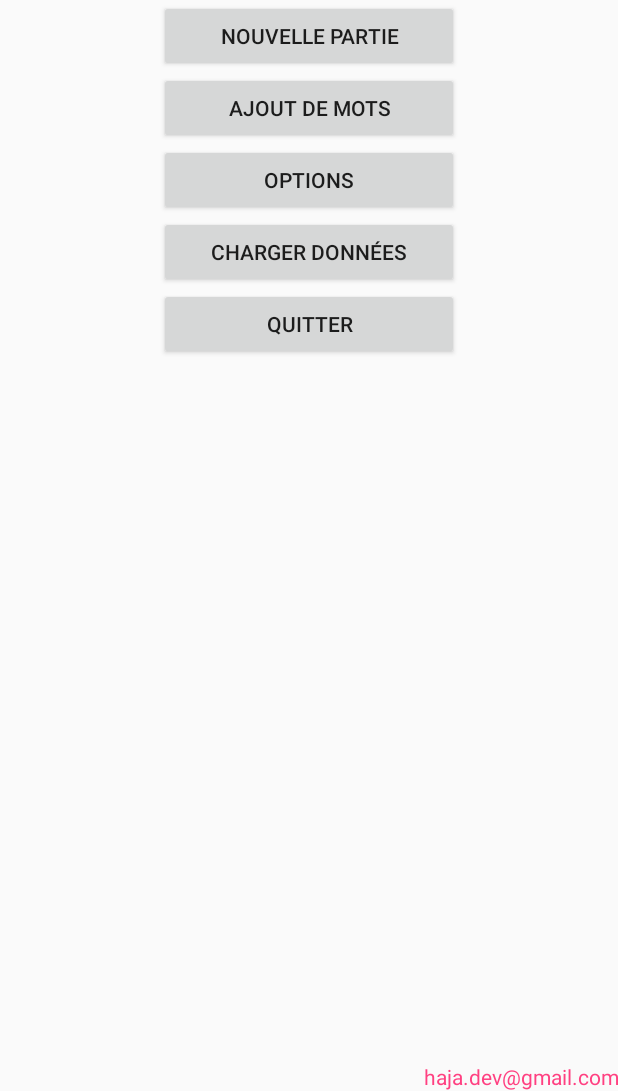
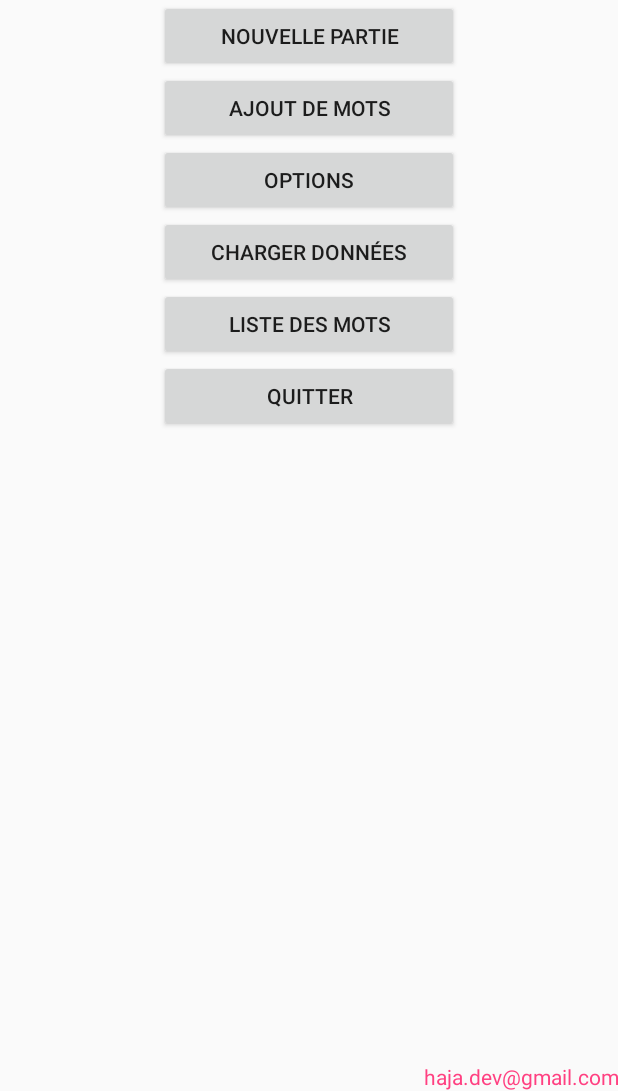
Before and after one commit to hajadev/TimesUpMobile, an Android app: the screen it shows after launch (MainActivity), on a phone screen of 412 x 824 dp, the part 145-1236 px from its top. Run offline under Robolectric (Android 15) with nearby library versions, the phone set to English and light mode, and no system bars; libraries missing offline, so code that uses them is left out: io.objectbox, io.objectbox.kotlin; 2 statements that could not run were skipped.

Commit message:
Load and Retrieve data to WordListActivity fonctional but need to ameliorate and clean

```diff
--- a/app/build.gradle
+++ b/app/build.gradle
@@ -36,6 +36,7 @@ dependencies {
     implementation fileTree(dir: 'libs', include: ['*.jar'])
     implementation "org.jetbrains.kotlin:kotlin-stdlib-jre7:$kotlin_version"
     implementation 'com.android.support:appcompat-v7:26.1.0'
+    implementation 'com.android.support:recyclerview-v7:26.1.0'
     implementation 'com.android.support.constraint:constraint-layout:1.1.2'
     implementation "io.objectbox:objectbox-gradle-plugin:$objectboxVersion"
     implementation "io.objectbox:objectbox-kotlin:$objectboxVersion"
--- a/app/src/main/AndroidManifest.xml
+++ b/app/src/main/AndroidManifest.xml
@@ -3,6 +3,7 @@
     package="com.hrand.android.timesupmobile">
 
     <application
+        android:name=".App"
         android:allowBackup="true"
         android:icon="@mipmap/ic_launcher"
         android:label="@string/app_name"
@@ -16,7 +17,8 @@
                 <category android:name="android.intent.category.LAUNCHER" />
             </intent-filter>
         </activity>
-        <activity android:name=".activities.OptionActivity"></activity>
+        <activity android:name=".activities.OptionActivity" />
+        <activity android:name=".activities.WordsListActivity"></activity>
     </application>
 
 </manifest>
--- /dev/null
+++ b/app/src/main/java/com/hrand/android/timesupmobile/App.kt
@@ -0,0 +1,19 @@
+package com.hrand.android.timesupmobile
+
+import android.app.Application
+import android.util.Log
+import com.hrand.android.timesupmobile.utils.ObjectBox
+
+class App : Application() {
+
+    companion object Constants {
+        const val TAG = "ObjectBoxExample"
+    }
+
+    override fun onCreate() {
+        super.onCreate()
+        Log.i("haja", "Winter is comming!!!")
+        ObjectBox.build(this)
+    }
+
+}
--- a/app/src/main/java/com/hrand/android/timesupmobile/activities/MainActivity.kt
+++ b/app/src/main/java/com/hrand/android/timesupmobile/activities/MainActivity.kt
@@ -2,19 +2,24 @@ package com.hrand.android.timesupmobile.activities
 
 import android.support.v7.app.AppCompatActivity
 import android.os.Bundle
+import android.util.Log
 import android.widget.Button
 import android.widget.Toast
 import com.hrand.android.timesupmobile.R
+import com.hrand.android.timesupmobile.daos.WordDao
 import com.hrand.android.timesupmobile.models.Theme
+import com.hrand.android.timesupmobile.models.Theme_
 import com.hrand.android.timesupmobile.models.Word
 import com.hrand.android.timesupmobile.utils.*
 import io.objectbox.Box
 import io.objectbox.kotlin.boxFor
+import io.objectbox.kotlin.query
+import kotlinx.android.synthetic.main.activity_main.*
 
 class MainActivity : AppCompatActivity() {
 
     private lateinit var themesBox: Box<Theme>
-    private lateinit var wordsBox: Box<Word>
+    //private lateinit var wordsBox: Box<Word>
 
     override fun onCreate(savedInstanceState: Bundle?) {
         super.onCreate(savedInstanceState)
@@ -23,27 +28,55 @@ class MainActivity : AppCompatActivity() {
     }
 
     private fun initBtnListener(){
-        val btnExit = findViewById<Button>(R.id.btn_exit)
-        btnExit.setOnClickListener { v -> this.finish() }
+        btn_exit.setOnClickListener { v -> this.finish() }
 
-        val btnOption = findViewById<Button>(R.id.btn_option)
-        btnOption.setOnClickListener {v ->
+        btn_option.setOnClickListener {v ->
             val intent = OptionActivity.newIntent(this)
             startActivity(intent)
         }
 
-        val btnLoadData = findViewById<Button>(R.id.btn_load_data)
-        btnLoadData.setOnClickListener { v ->
+        btn_load_data.setOnClickListener { v ->
             initDataBase()
         }
+
+        btn_words_list.setOnClickListener { v ->
+            val intent1 = WordsListActivity.newIntent(this)
+            Log.i("haja", "listing des mots")
+            startActivity(intent1) }
     }
 
     private fun initDataBase(){
-        ObjectBox.build(this)
+        //ObjectBox.build(this)
         themesBox = ObjectBox.boxStore.boxFor()
-        wordsBox = ObjectBox.boxStore.boxFor()
-        themesBox.put(initThemesData())
-        wordsBox.put(initWordsData())
+        //wordsBox = ObjectBox.boxStore.boxFor()
+
+        val themes = initThemesData()
+        /*Log.i("haja", "listes des themes (${themes.size}) a insérer")
+        for (t in themes){
+            Log.i("haja", t.value)
+        }*/
+        themesBox.put(themes)
+        //wordsBox.put(initWordsData())
+        WordDao.init(this)
+
+        val listToInsert = initWordsData()
+        Log.i("haja", "listes des mots (${listToInsert.size}) à insérer")
+        for (w in listToInsert ){
+            Log.i("haja", "${w.value}")
+        }
+        WordDao.addWords(listToInsert)
+        val listeW: List<Word> = WordDao.getAll()
+        Log.i("haja", "listes des mots (${listeW.size}) en base")
+        for (w in listeW ){
+            Log.i("haja", "${w.id} / ${w.value}")
+        }
+
+        val listeTheme = themesBox.query{order(Theme_.id)}.find()
+        /*Log.i("haja", "listes des themes (${listeTheme.size}) en base")
+        for (t in listeTheme){
+            Log.i("haja", t.value)
+        }*/
+
         Toast.makeText(this, "Données chargés", Toast.LENGTH_SHORT).show()
     }
 
--- a/app/src/main/java/com/hrand/android/timesupmobile/activities/OptionActivity.kt
+++ b/app/src/main/java/com/hrand/android/timesupmobile/activities/OptionActivity.kt
@@ -4,6 +4,7 @@ import android.content.Context
 import android.content.Intent
 import android.support.v7.app.AppCompatActivity
 import android.os.Bundle
+import android.util.Log
 import android.widget.Button
 import android.widget.Toast
 import com.hrand.android.timesupmobile.R
@@ -14,6 +15,8 @@ class OptionActivity : AppCompatActivity() {
         super.onCreate(savedInstanceState)
         setContentView(R.layout.activity_option)
         initBtnListener()
+
+        Log.i("haja", "On est dans le optionActivity")
     }
 
     private fun initBtnListener(){
--- a/app/src/main/java/com/hrand/android/timesupmobile/utils/dataUtils.kt
+++ b/app/src/main/java/com/hrand/android/timesupmobile/utils/dataUtils.kt
@@ -1,19 +1,22 @@
 package com.hrand.android.timesupmobile.utils
 
+import android.util.Log
 import com.hrand.android.timesupmobile.models.Theme
 import com.hrand.android.timesupmobile.models.Word
 
 fun initThemesData(): MutableList<Theme> {
     val themes = mutableListOf<Theme>()
-    val t1 = Theme(id = 0, value = "Animaux")
-    val t2 = Theme(id = 1, value = "Ville")
+    val t1 = Theme(value = "Animaux")
+    val t2 = Theme(value = "Ville")
     themes.add(t1)
+    Log.i("haja", "t1 = ${t1.value}")
     themes.add(t2)
+    Log.i("haja", "t2 = ${t2.value}")
     return themes
 }
 
 fun initWordsData(): MutableList<Word> {
     val words = mutableListOf<Word>()
-    words.addAll(listOf(Word(id = 0, value = "Cheval", difficulty = 1), Word(id = 1, value = "Hypocampe", difficulty = 2), Word(id = 2, value = "Panthere", difficulty = 1), Word(id = 3, value = "Paris", difficulty = 1)))
+    words.addAll(listOf(Word(/*id = 0, */value = "Cheval", difficulty = 1), Word(/*id = 1, */value = "Hypocampe", difficulty = 2), Word(/*id = 2, */value = "Panthere", difficulty = 1), Word(/*id = 3, */value = "Paris", difficulty = 1)))
     return words
 }
--- a/app/src/main/res/layout/activity_main.xml
+++ b/app/src/main/res/layout/activity_main.xml
@@ -57,6 +57,14 @@
             />
 
         <Button
+            android:id="@+id/btn_words_list"
+            android:layout_width="200dp"
+            android:layout_height="wrap_content"
+            android:text="@string/list_words"
+            android:layout_gravity="center_horizontal"
+            />
+
+        <Button
             android:id="@+id/btn_exit"
             android:layout_width="200dp"
             android:layout_height="wrap_content"
--- a/app/src/main/res/values/strings.xml
+++ b/app/src/main/res/values/strings.xml
@@ -11,4 +11,5 @@
     <string name="content_reset">Contenu réinitialisé</string>
     <string name="back">Retour</string>
     <string name="loadData">Charger données</string>
+    <string name="list_words">Liste des mots</string>
 </resources>
```
Also changed, not shown: app/src/main/java/com/hrand/android/timesupmobile/activities/WordsListActivity.kt (added, +52 -0 lines), app/src/main/java/com/hrand/android/timesupmobile/adapters/RecyclerAdapter.kt (added, +63 -0 lines), app/src/main/java/com/hrand/android/timesupmobile/daos/WordDao.kt (added, +34 -0 lines), app/src/main/java/com/hrand/android/timesupmobile/utils/Extensions.kt (added, +10 -0 lines), app/src/main/res/layout/activity_words_list.xml (added, +31 -0 lines), app/src/main/res/layout/recyclerview_item_row.xml (added, +20 -0 lines), 4 other files.
